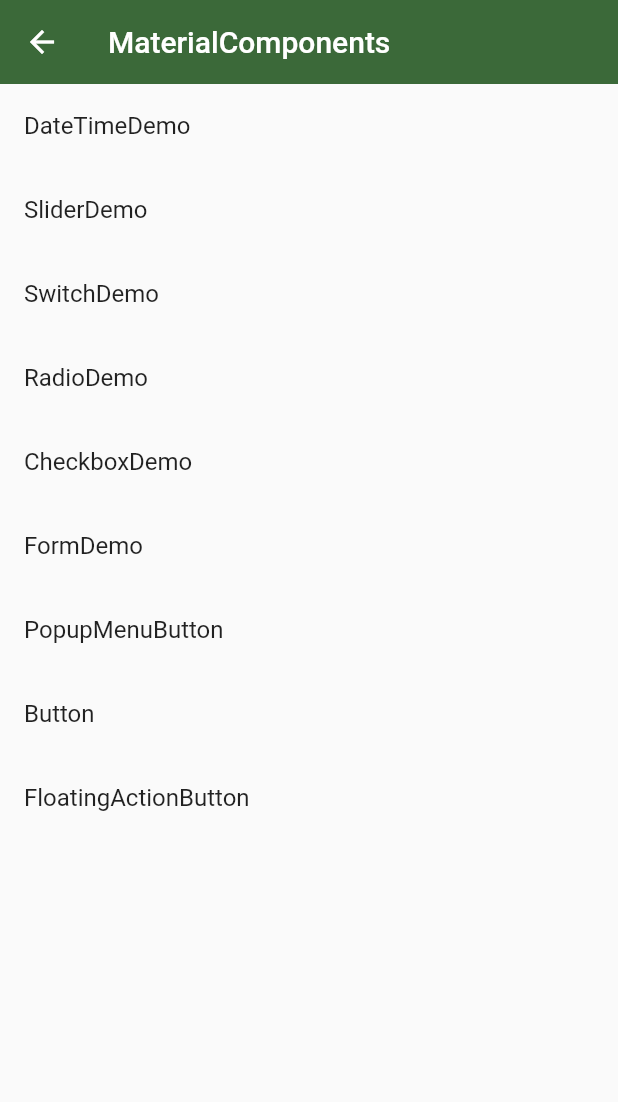
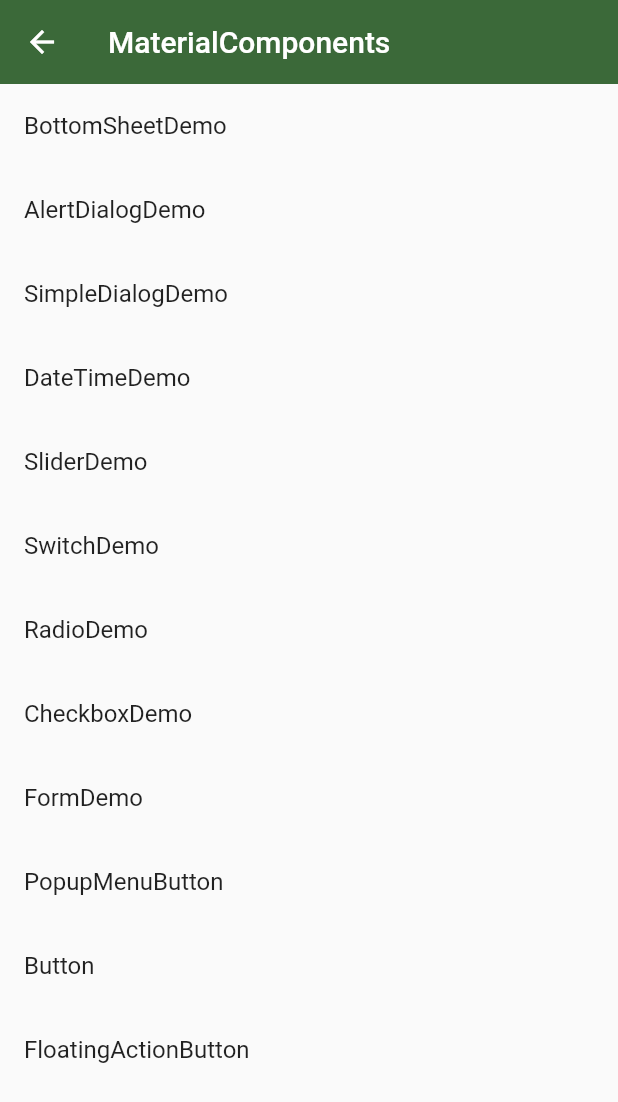
Before and after one commit to MuTingMie/hello_flutter, a Flutter app: the screen it shows after launch, on a phone screen of 412 x 824 dp. Shown: the top 1102 px of the screen. Run offline on Flutter 3.47's test engine with Material 2 defaults, Android fonts, the phone set to English and light mode, and no system bars.

Commit message:
SimpleDialogDemo/AlertDialogDemo/BottomSheetDemo

```diff
--- a/lib/demo/MaterialComponents.dart
+++ b/lib/demo/MaterialComponents.dart
@@ -8,6 +8,9 @@ import 'RadioDemo.dart';
 import 'SwitchDemo.dart';
 import 'SliderDemo.dart';
 import 'DateTimeDemo.dart';
+import 'SimpleDialogDemo.dart';
+import 'AlertDialogDemo.dart';
+import 'BottomSheetDemo.dart';
 
 class MaterialComponents extends StatelessWidget {
   const MaterialComponents({Key? key}) : super(key: key);
@@ -21,6 +24,9 @@ class MaterialComponents extends StatelessWidget {
       ),
       body: ListView(
         children: const [
+          ListItem('BottomSheetDemo', BottomSheetDemo()),
+          ListItem('AlertDialogDemo', AlertDialogDemo()),
+          ListItem('SimpleDialogDemo', SimpleDialogDemo()),
           ListItem('DateTimeDemo', DateTimeDemo()),
           ListItem('SliderDemo', SliderDemo()),
           ListItem('SwitchDemo', SwitchDemo()),
```
